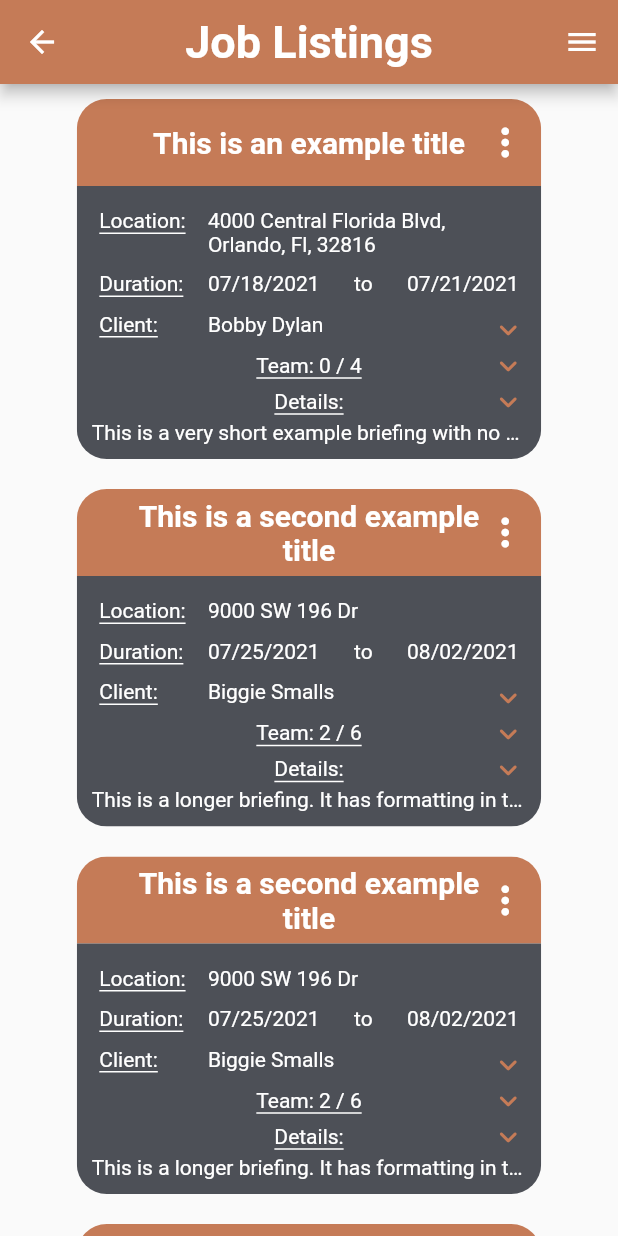
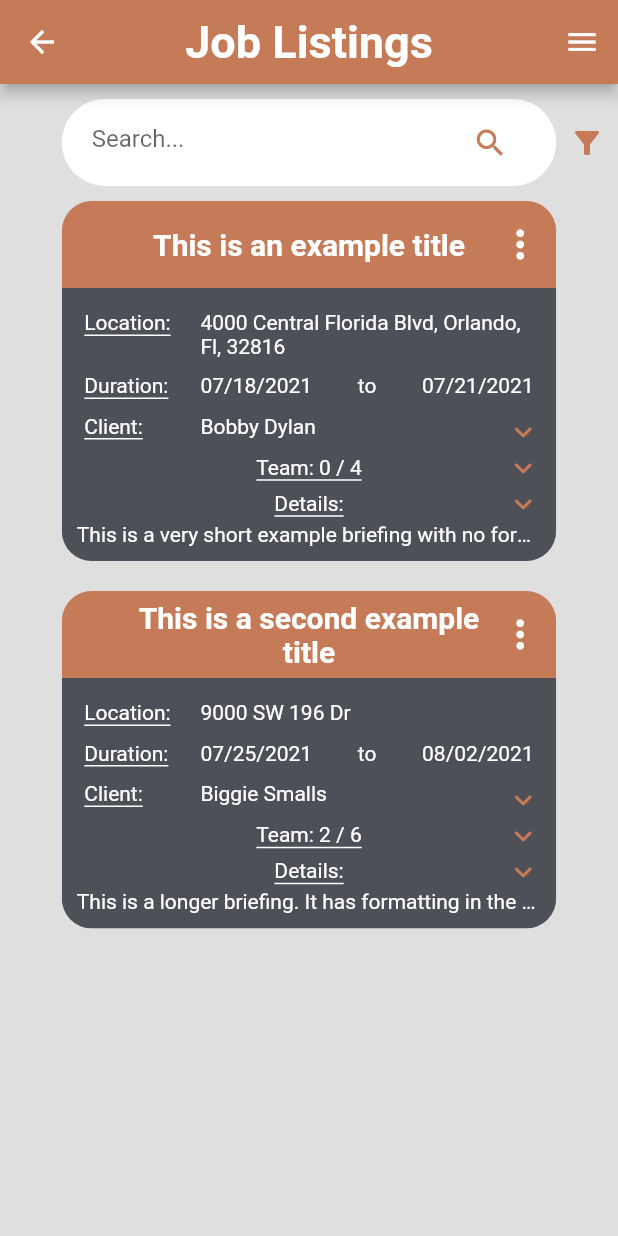
Before and after one commit to cgprats/COP4331-SchedulingManager, a Flutter app: the JobListingsScreen screen opened by its route, on a phone screen of 412 x 824 dp. Run offline on Flutter 3.47's test engine with Material 2 defaults, Android fonts, the phone set to English and light mode, and no system bars; accounts and stored records are empty.

Commit message:
Add Search Bar to Job Listings Page + Minor Changes

```diff
--- a/mobile/lib/components/job_card.dart
+++ b/mobile/lib/components/job_card.dart
@@ -35,7 +35,7 @@ class _JobCardState extends State<JobCard> {
     return FractionallySizedBox(
       widthFactor: widget.width,
       child: Container(
-        margin: EdgeInsets.all(10),
+        margin: EdgeInsets.symmetric(vertical: 10),
         child: ClipRRect(
           borderRadius: BorderRadius.circular(20),
           child: Column(
@@ -530,7 +530,7 @@ class _JobCardBodyState extends State<_JobCardBody> {
                             child: Container(
                               padding: EdgeInsets.only(top: 2.5),
                               child: Text(
-                                '${_formatPhone(_worker['phone']!)}',
+                                '${_formatPhone(_worker['phone']!)}\n',
                                 style: TextStyle(
                                   color: CustomColors.white,
                                 ),
--- /dev/null
+++ b/mobile/lib/components/job_search_bar.dart
@@ -0,0 +1,128 @@
+import 'dart:convert';
+
+import 'package:flutter/material.dart';
+
+import 'package:mobile/utils/global_data.dart';
+import 'package:mobile/utils/get_api.dart';
+import 'package:mobile/utils/custom_colors.dart';
+import 'package:mobile/components/rounded_input_field.dart';
+import 'package:mobile/components/rounded_button.dart';
+import 'package:mobile/components/job_card.dart';
+import 'package:mobile/components/custom_scaffold.dart';
+
+class JobSearchBar extends StatefulWidget {
+  @override
+  _JobSearchBarState createState() => _JobSearchBarState();
+}
+
+class _JobSearchBarState extends State<JobSearchBar>
+    with TickerProviderStateMixin {
+  bool _showFilters = false;
+  late AnimationController _animationController;
+  late Animation<double> _animation;
+  Size _searchBarSize = Size(0,0);
+  GlobalKey _searchBarKey = GlobalKey();
+  GlobalKey _filterMenu = GlobalKey();
+
+  @override
+  void initState() {
+    _animationController = AnimationController(
+      vsync: this,
+      duration: Duration(milliseconds: 500),
+    );
+    _animation = CurvedAnimation(
+      parent: _animationController,
+      curve: Curves.easeOutBack,
+    );
+    super.initState();
+  }
+
+  @override
+  void dispose() {
+    _animationController.dispose();
+    super.dispose();
+  }
+
+  @override
+  Widget build(BuildContext context) {
+    return Padding(
+      padding: EdgeInsets.only(top: 10),
+      child: Column(
+        children: <Widget>[
+          Row(
+            children: <Widget>[
+              Spacer(
+                flex: 1,
+              ),
+              Expanded(
+                flex: 8,
+                child: Container(
+                  child: RoundedInputField(
+                    key: _searchBarKey,
+                    hintText: 'Search...',
+                    margin: EdgeInsets.zero,
+                    suffixIcon: IconButton(
+                      icon: Icon(
+                        Icons.search,
+                        color: CustomColors.orange,
+                      ),
+                      onPressed: () {},
+                    ),
+                  ),
+                ),
+              ),
+              Expanded(
+                flex: 1,
+                child: IconButton(
+                  icon: Icon(
+                    Icons.filter_alt,
+                    color: CustomColors.orange,
+                  ),
+                  onPressed: () {
+                    setState(() {
+                      this._showFilters = !this._showFilters;
+                      if (this._showFilters)
+                        _animationController.forward();
+                      else
+                        _animationController.reverse();
+                      _searchBarSize = _searchBarKey.currentContext!.size!;
+                    });
+                  },
+                ),
+                //Container(
+                // child: PopupMenuButton(
+                //   icon: Icon(
+                //     Icons.filter_alt,
+                //     color: CustomColors.orange,
+                //   ),
+                //   itemBuilder: (BuildContext context) => <PopupMenuEntry<menu>>[
+                //     const PopupMenuItem<menu>(
+                //       value: menu.notes,
+                //       child: Text('Notes'),
+                //     ),
+                //   ],
+                // ),
+                // ),
+              ),
+            ],
+          ),
+          SizeTransition(
+            sizeFactor: _animation,
+            axis: Axis.vertical,
+            axisAlignment: -1,
+            child: Center(
+              child: Container(
+                height: 100,
+                width: _searchBarSize.width - _searchBarSize.height,
+                key: _filterMenu,
+                decoration: BoxDecoration(
+                  color: CustomColors.black,
+                ),
+              ),
+            ),
+          ),
+        ],
+      ),
+    );
+  }
+}
--- a/mobile/lib/components/rounded_input_field.dart
+++ b/mobile/lib/components/rounded_input_field.dart
@@ -13,6 +13,7 @@ class RoundedInputField extends StatefulWidget {
   final IconButton? suffixIcon;
   final double order;
   final TextInputType? keyboardType;
+  final EdgeInsetsGeometry margin;
 
   const RoundedInputField({
     Key? key,
@@ -33,7 +34,8 @@ class RoundedInputField extends StatefulWidget {
     this.suffixIcon,
     this.order = -1,
     this.keyboardType,
-  }); // : super(key: key);
+    this.margin = const EdgeInsets.symmetric(vertical: 5),
+  }): super(key: key);
 
   @override
   State<RoundedInputField> createState() => _RoundedInputFieldState();
@@ -96,6 +98,7 @@ class _RoundedInputFieldState extends State<RoundedInputField> {
         ),
         width: widget.width,
         height: widget.height,
+        margin: widget.margin,
       ),
     );
   }
--- a/mobile/lib/components/text_field_container.dart
+++ b/mobile/lib/components/text_field_container.dart
@@ -7,6 +7,7 @@ class TextFieldContainer extends StatelessWidget {
   final Color color;
   final double? width;
   final double? height;
+  final EdgeInsetsGeometry? margin;
 
   const TextFieldContainer({
     //Key key,
@@ -14,12 +15,13 @@ class TextFieldContainer extends StatelessWidget {
     this.color = CustomColors.white,
     this.width,
     this.height,
+    this.margin,
   }); // : super(key: key);
 
   @override
   Widget build(BuildContext context) {
     return Container(
-      margin: EdgeInsets.symmetric(vertical: 5),
+      margin: this.margin,
       padding: EdgeInsets.symmetric(vertical: 5, horizontal: 20),
       width: this.width,
       height: this.height,
--- a/mobile/lib/screens/job_listings_screen.dart
+++ b/mobile/lib/screens/job_listings_screen.dart
@@ -9,6 +9,7 @@ import 'package:mobile/components/rounded_input_field.dart';
 import 'package:mobile/components/rounded_button.dart';
 import 'package:mobile/components/job_card.dart';
 import 'package:mobile/components/custom_scaffold.dart';
+import 'package:mobile/components/job_search_bar.dart';
 
 class JobListingsScreen extends StatefulWidget {
   @override
@@ -22,15 +23,11 @@ class _JobListingsScreenState extends State<JobListingsScreen> {
     return CustomScaffold(
       title: 'Job Listings',
       appBarColor: CustomColors.orange,
+      backgroundColor: Color(0xFFDFDFDF),
       body: ListView(
         children: <Widget>[
+          JobSearchBar(),
           sample1(),
-          sample2(),
-          sample2(),
-          sample2(),
-          sample2(),
-          sample2(),
-          sample2(),
           sample2(),
         ],
       ),
```
